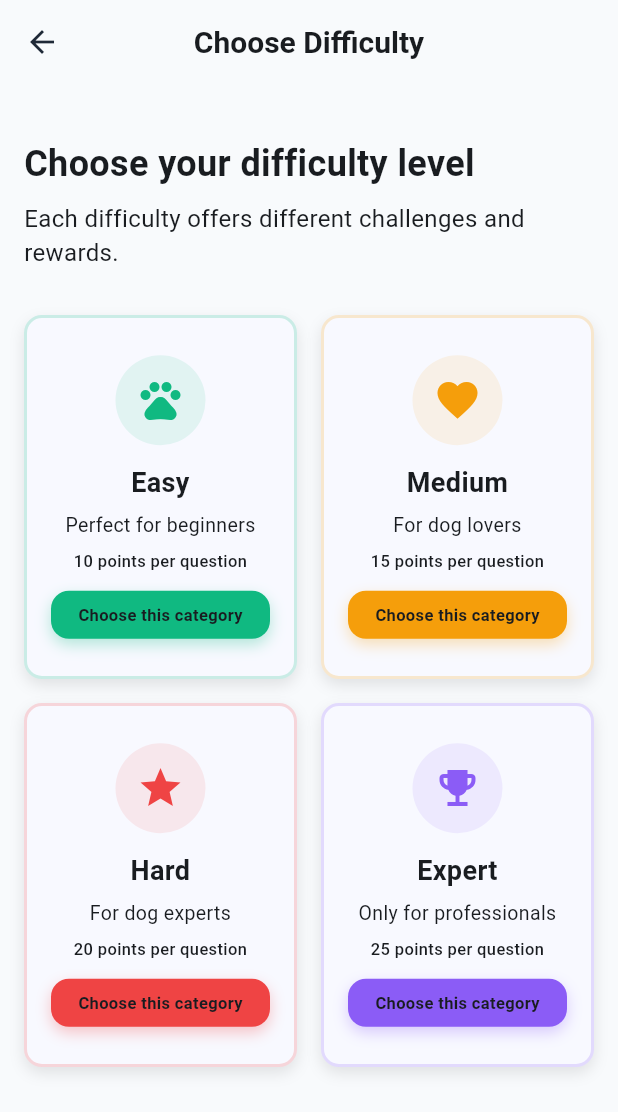
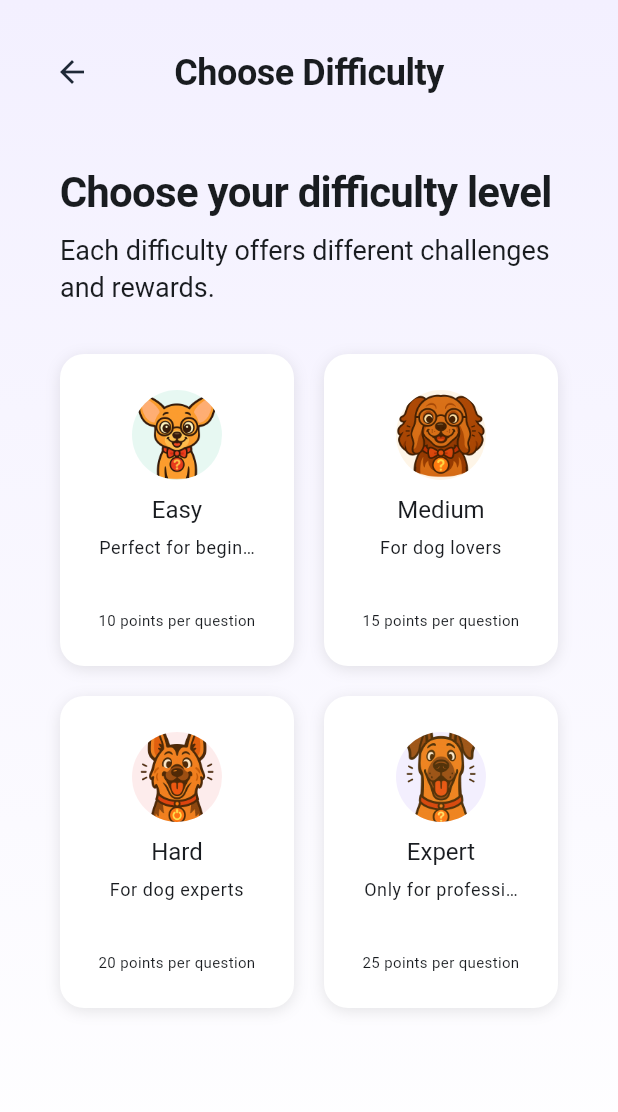
Before and after one commit to BigSlikTobi/Dogdog, a Flutter app: the DifficultySelectionScreen screen opened directly, on a phone screen of 412 x 824 dp. Shown: the top 1112 px of the screen. Run offline on Flutter 3.47's test engine with Material 3 defaults, Android fonts, the phone set to English and light mode, and no system bars; our stand-ins replace audioplayers, shared_preferences; accounts and stored records are empty; Roboto replaces fonts that are missing (System).

Commit message:
feat: Complete redesign of difficulty selection screen with modern UI components

```diff
--- a/dogdog_trivia_game/lib/screens/difficulty_selection_screen.dart
+++ b/dogdog_trivia_game/lib/screens/difficulty_selection_screen.dart
@@ -5,6 +5,9 @@ import '../utils/responsive.dart';
 import '../utils/accessibility.dart';
 import '../services/audio_service.dart';
 import '../l10n/generated/app_localizations.dart';
+import '../design_system/modern_colors.dart';
+import '../design_system/modern_spacing.dart';
+import '../design_system/modern_typography.dart';
 
 /// Screen for selecting game difficulty level
 class DifficultySelectionScreen extends StatelessWidget {
@@ -14,45 +17,31 @@ class DifficultySelectionScreen extends StatelessWidget {
   Widget build(BuildContext context) {
     return AccessibilityTheme(
       child: Scaffold(
-        backgroundColor: const Color(0xFFF8FAFC), // Background Gray
-        appBar: AppBar(
-          backgroundColor: Colors.transparent,
-          elevation: 0,
-          leading: GameElementSemantics(
-            label: AppLocalizations.of(context).accessibility_goBack,
-            hint: 'Tap to return to the main menu',
-            onTap: () => Navigator.of(context).pop(),
-            child: IconButton(
-              icon: const Icon(Icons.arrow_back, color: Color(0xFF1F2937)),
-              onPressed: () => Navigator.of(context).pop(),
+        body: Container(
+          decoration: BoxDecoration(
+            gradient: ModernColors.createLinearGradient(
+              ModernColors.backgroundGradient,
+              begin: Alignment.topCenter,
+              end: Alignment.bottomCenter,
             ),
           ),
-          title: Text(
-            AppLocalizations.of(context).difficultyScreen_title,
-            style: AccessibilityUtils.getAccessibleTextStyle(
-              context,
-              const TextStyle(
-                color: Color(0xFF1F2937),
-                fontSize: 20,
-                fontWeight: FontWeight.w600,
-              ),
-            ),
-          ),
-          centerTitle: true,
-        ),
-        body: SafeArea(
+          child: SafeArea(
+            child: Column(
+              children: [
+                _buildAppBar(context),
+                Expanded(
                   child: ResponsiveContainer(
                     child: Column(
                       crossAxisAlignment: CrossAxisAlignment.start,
                       children: [
-                SizedBox(
-                  height: ResponsiveUtils.getResponsiveSpacing(context, 20),
+                        ModernSpacing.verticalSpaceLG,
+                        _buildHeaderText(context),
+                        ModernSpacing.verticalSpaceXL,
+                        Expanded(child: _buildDifficultyList(context)),
+                      ],
                     ),
-                _buildHeaderText(context),
-                SizedBox(
-                  height: ResponsiveUtils.getResponsiveSpacing(context, 30),
                   ),
-                Expanded(child: _buildDifficultyGrid(context)),
+                ),
               ],
             ),
           ),
@@ -61,212 +50,289 @@ class DifficultySelectionScreen extends StatelessWidget {
     );
   }
 
+  /// Builds the modern app bar
+  Widget _buildAppBar(BuildContext context) {
+    AppLocalizations? l10n;
+    try {
+      l10n = AppLocalizations.of(context);
+    } catch (e) {
+      l10n = null;
+    }
+    return Container(
+      padding: ModernSpacing.screenPaddingInsets.copyWith(bottom: 0),
+      child: Row(
+        children: [
+          GameElementSemantics(
+            label: l10n?.accessibility_goBack ?? 'Go back',
+            hint: 'Tap to return to the main menu',
+            onTap: () => Navigator.of(context).pop(),
+            child: IconButton(
+              icon: Icon(
+                Icons.arrow_back,
+                color: ModernColors.textPrimary,
+                size: 24,
+              ),
+              onPressed: () => Navigator.of(context).pop(),
+            ),
+          ),
+          Expanded(
+            child: Text(
+              l10n?.difficultyScreen_title ?? 'Select Difficulty',
+              style: AccessibilityUtils.getAccessibleTextStyle(
+                context,
+                ModernTypography.headingMedium,
+              ),
+              textAlign: TextAlign.center,
+            ),
+          ),
+          const SizedBox(width: 48), // Balance the back button
+        ],
+      ),
+    );
+  }
+
   /// Builds the header text explaining difficulty selection
   Widget _buildHeaderText(BuildContext context) {
-    final l10n = AppLocalizations.of(context);
-    return Column(
+    AppLocalizations? l10n;
+    try {
+      l10n = AppLocalizations.of(context);
+    } catch (e) {
+      l10n = null;
+    }
+    return Padding(
+      padding: ModernSpacing.paddingHorizontalLG,
+      child: Column(
         crossAxisAlignment: CrossAxisAlignment.start,
         children: [
           Text(
-          l10n.difficultyScreen_headerTitle,
+            l10n?.difficultyScreen_headerTitle ?? 'Choose your difficulty',
             style: AccessibilityUtils.getAccessibleTextStyle(
               context,
-            const TextStyle(
-              fontSize: 24,
-              fontWeight: FontWeight.bold,
-              color: Color(0xFF1F2937),
+              ModernTypography.headingLarge,
+            ),
+          ),
+          ModernSpacing.verticalSpaceSM,
+          Text(
+            l10n?.difficultyScreen_headerSubtitle ??
+                'Select the difficulty level that matches your knowledge',
+            style: AccessibilityUtils.getAccessibleTextStyle(
+              context,
+              ModernTypography.withSecondaryColor(ModernTypography.bodyLarge),
+            ),
+          ),
+        ],
+      ),
+    );
+  }
+
+  /// Builds a 2x2 grid of difficulty cards
+  Widget _buildDifficultyList(BuildContext context) {
+    AppLocalizations? l10n;
+    try {
+      l10n = AppLocalizations.of(context);
+    } catch (e) {
+      l10n = null;
+    }
+
+    final difficulties = [
+      {
+        'difficulty': Difficulty.easy,
+        'breedName': 'Chihuahua',
+        'imagePath': 'assets/images/chihuahua.png',
+        'difficultyKey': 'easy',
+        'description':
+            l10n?.difficulty_easy_description ?? 'Perfect for beginners',
+        'pointsText':
+            l10n?.difficulty_points_per_question(Difficulty.easy.points) ??
+            '${Difficulty.easy.points} points per question',
+      },
+      {
+        'difficulty': Difficulty.medium,
+        'breedName': 'Cocker Spaniel',
+        'imagePath': 'assets/images/cocker.png',
+        'difficultyKey': 'medium',
+        'description':
+            l10n?.difficulty_medium_description ??
+            'For those with some knowledge',
+        'pointsText':
+            l10n?.difficulty_points_per_question(Difficulty.medium.points) ??
+            '${Difficulty.medium.points} points per question',
+      },
+      {
+        'difficulty': Difficulty.hard,
+        'breedName': 'German Shepherd',
+        'imagePath': 'assets/images/schaeferhund.png',
+        'difficultyKey': 'hard',
+        'description':
+            l10n?.difficulty_hard_description ?? 'Challenging questions',
+        'pointsText':
+            l10n?.difficulty_points_per_question(Difficulty.hard.points) ??
+            '${Difficulty.hard.points} points per question',
+      },
+      {
+        'difficulty': Difficulty.expert,
+        'breedName': 'Great Dane',
+        'imagePath': 'assets/images/dogge.png',
+        'difficultyKey': 'expert',
+        'description':
+            l10n?.difficulty_expert_description ?? 'For true dog experts',
+        'pointsText':
+            l10n?.difficulty_points_per_question(Difficulty.expert.points) ??
+            '${Difficulty.expert.points} points per question',
+      },
+    ];
+
+    return Padding(
+      padding: ModernSpacing.paddingHorizontalLG,
+      child: GridView.builder(
+        gridDelegate: const SliverGridDelegateWithFixedCrossAxisCount(
+          crossAxisCount: 2,
+          crossAxisSpacing: 20,
+          mainAxisSpacing: 20,
+          childAspectRatio: 0.75, // Increased height for better content fit
+        ),
+        itemCount: difficulties.length,
+        itemBuilder: (context, index) {
+          final difficultyData = difficulties[index];
+          return _buildModernDifficultyCard(
+            context,
+            difficultyData['difficulty'] as Difficulty,
+            difficultyData['breedName'] as String,
+            difficultyData['imagePath'] as String,
+            difficultyData['difficultyKey'] as String,
+            difficultyData['description'] as String,
+            difficultyData['pointsText'] as String,
+          );
+        },
+      ),
+    );
+  }
+
+  /// Builds a modern difficulty card using DogBreedCard component
+  Widget _buildModernDifficultyCard(
+    BuildContext context,
+    Difficulty difficulty,
+    String breedName,
+    String imagePath,
+    String difficultyKey,
+    String description,
+    String pointsText,
+  ) {
+    final difficultyName = _getLocalizedDifficultyName(context, difficulty);
+
+    return GameElementSemantics(
+      label: AccessibilityUtils.createButtonLabel(
+        'Play $difficultyName difficulty',
+        hint: '$description. $pointsText. Tap to select this difficulty.',
+      ),
+      onTap: () => _onDifficultySelected(context, difficulty),
+      child: InkWell(
+        onTap: () => _onDifficultySelected(context, difficulty),
+        borderRadius: ModernSpacing.borderRadiusLarge,
+        child: Container(
+          padding: ModernSpacing.cardPaddingInsets,
+          decoration: BoxDecoration(
+            color: ModernColors.cardBackground,
+            borderRadius: ModernSpacing.borderRadiusLarge,
+            boxShadow: [
+              BoxShadow(
+                color: Colors.black.withValues(alpha: 0.1),
+                blurRadius: 8,
+                offset: const Offset(0, 2),
+              ),
+            ],
+          ),
+          child: Column(
+            crossAxisAlignment: CrossAxisAlignment.center,
+            children: [
+              // Top section: Dog image (centered)
+              Container(
+                width: 60,
+                height: 60,
+                decoration: BoxDecoration(
+                  borderRadius: BorderRadius.circular(30),
+                  color: ModernColors.getColorForDifficulty(
+                    difficultyKey,
+                  ).withValues(alpha: 0.1),
+                ),
+                child: ClipRRect(
+                  borderRadius: BorderRadius.circular(30),
+                  child: Image.asset(
+                    imagePath,
+                    width: 60,
+                    height: 60,
+                    fit: BoxFit.cover,
+                    errorBuilder: (context, error, stackTrace) {
+                      return Container(
+                        width: 60,
+                        height: 60,
+                        decoration: BoxDecoration(
+                          borderRadius: BorderRadius.circular(30),
+                          color: ModernColors.getColorForDifficulty(
+                            difficultyKey,
+                          ).withValues(alpha: 0.2),
+                        ),
+                        child: Icon(
+                          Icons.pets,
+                          size: 30,
+                          color: ModernColors.getColorForDifficulty(
+                            difficultyKey,
+                          ),
+                        ),
+                      );
+                    },
                   ),
                 ),
               ),
-        const SizedBox(height: 8),
+
+              ModernSpacing.verticalSpaceSM,
+
+              // Difficulty name (centered)
               Text(
-          l10n.difficultyScreen_headerSubtitle,
+                difficultyName,
                 style: AccessibilityUtils.getAccessibleTextStyle(
                   context,
-            const TextStyle(fontSize: 16, color: Color(0xFF6B7280)),
-          ),
-        ),
-      ],
-    );
-  }
-
-  /// Builds the 2x2 grid of difficulty cards
-  Widget _buildDifficultyGrid(BuildContext context) {
-    final l10n = AppLocalizations.of(context);
-    final crossAxisCount =
-        ResponsiveUtils.isLandscape(context) &&
-            !ResponsiveUtils.isMobile(context)
-        ? 4
-        : 2;
-    final spacing = ResponsiveUtils.getResponsiveSpacing(context, 16);
-
-    return GridView.count(
-      crossAxisCount: crossAxisCount,
-      crossAxisSpacing: spacing,
-      mainAxisSpacing: spacing,
-      childAspectRatio: ResponsiveUtils.isLandscape(context) ? 1.0 : 0.75,
-      children: [
-        _buildDifficultyCard(
-          context,
-          Difficulty.easy,
-          Icons.pets,
-          const Color(0xFF10B981), // Success Green
-          l10n.difficulty_easy_description,
-          l10n.difficulty_points_per_question(Difficulty.easy.points),
-        ),
-        _buildDifficultyCard(
-          context,
-          Difficulty.medium,
-          Icons.favorite,
-          const Color(0xFFF59E0B), // Warning Yellow
-          l10n.difficulty_medium_description,
-          l10n.difficulty_points_per_question(Difficulty.medium.points),
-        ),
-        _buildDifficultyCard(
-          context,
-          Difficulty.hard,
-          Icons.star,
-          const Color(0xFFEF4444), // Error Red
-          l10n.difficulty_hard_description,
-          l10n.difficulty_points_per_question(Difficulty.hard.points),
-        ),
-        _buildDifficultyCard(
-          context,
-          Difficulty.expert,
-          Icons.emoji_events,
-          const Color(0xFF8B5CF6), // Secondary Purple
-          l10n.difficulty_expert_description,
-          l10n.difficulty_points_per_question(Difficulty.expert.points),
-        ),
-      ],
-    );
-  }
-
-  /// Builds a single difficulty card
-  Widget _buildDifficultyCard(
-    BuildContext context,
-    Difficulty difficulty,
-    IconData icon,
-    Color color,
-    String description,
-    String pointsText,
-  ) {
-    return GameElementSemantics(
-      label: AccessibilityUtils.createButtonLabel(
-        '${_getLocalizedDifficultyName(context, difficulty)} difficulty',
-        hint: '$description. $pointsText. Tap to select this difficulty.',
-      ),
-      onTap: () => _onDifficultySelected(context, difficulty),
-      child: Container(
-        decoration: AccessibilityUtils.getAccessibleCardDecoration(context)
-            .copyWith(
-              border: Border.all(color: color.withValues(alpha: 0.2), width: 2),
-            ),
-        child: Material(
-          color: Colors.transparent,
-          child: InkWell(
-            borderRadius: BorderRadius.circular(16),
-            onTap: () => _onDifficultySelected(context, difficulty),
-            child: Padding(
-              padding: ResponsiveUtils.getResponsivePadding(
-                context,
-              ).copyWith(top: 12, bottom: 12),
-              child: Column(
-                mainAxisAlignment: MainAxisAlignment.center,
-                children: [
-                  // Icon with colored background
-                  Container(
-                    width: ResponsiveUtils.getResponsiveIconSize(context, 60),
-                    height: ResponsiveUtils.getResponsiveIconSize(context, 60),
-                    decoration: BoxDecoration(
-                      color: color.withValues(alpha: 0.1),
-                      borderRadius: BorderRadius.circular(30),
-                    ),
-                    child: Icon(
-                      icon,
-                      size: ResponsiveUtils.getResponsiveIconSize(context, 32),
-                      color: color,
-                    ),
-                  ),
-                  SizedBox(
-                    height: ResponsiveUtils.getResponsiveSpacing(context, 12),
-                  ),
-
-                  // Difficulty name
-                  Text(
-                    _getLocalizedDifficultyName(context, difficulty),
-                    style: AccessibilityUtils.getAccessibleTextStyle(
-                      context,
-                      TextStyle(
-                        fontSize: 18,
-                        fontWeight: FontWeight.bold,
-                        color: color,
+                  ModernTypography.withColor(
+                    ModernTypography.bodyMedium,
+                    ModernColors.getColorForDifficulty(difficultyKey),
                   ),
                 ),
                 textAlign: TextAlign.center,
-                  ),
-                  SizedBox(
-                    height: ResponsiveUtils.getResponsiveSpacing(context, 6),
+                maxLines: 1,
+                overflow: TextOverflow.ellipsis,
               ),
 
+              ModernSpacing.verticalSpaceXS,
+
               // Description
-                  Text(
+              Expanded(
+                child: Text(
                   description,
                   style: AccessibilityUtils.getAccessibleTextStyle(
                     context,
-                      const TextStyle(fontSize: 13, color: Color(0xFF6B7280)),
+                    ModernTypography.caption,
                   ),
                   textAlign: TextAlign.center,
+                  maxLines: 1,
+                  overflow: TextOverflow.ellipsis,
                 ),
-                  SizedBox(
-                    height: ResponsiveUtils.getResponsiveSpacing(context, 6),
               ),
 
-                  // Points text
+              // Points
               Text(
                 pointsText,
                 style: AccessibilityUtils.getAccessibleTextStyle(
                   context,
-                      const TextStyle(
-                        fontSize: 11,
-                        fontWeight: FontWeight.w500,
-                        color: Color(0xFF1F2937),
+                  ModernTypography.withColor(
+                    TextStyle(fontSize: 10, fontWeight: FontWeight.w400),
+                    ModernColors.textSecondary,
                   ),
                 ),
                 textAlign: TextAlign.center,
-                  ),
-                  SizedBox(
-                    height: ResponsiveUtils.getResponsiveSpacing(context, 12),
-                  ),
-
-                  // Selection button
-                  Container(
-                    width: double.infinity,
-                    height: 32,
-                    decoration:
-                        AccessibilityUtils.getAccessibleButtonDecoration(
-                          context,
-                          backgroundColor: color,
-                        ),
-                    child: Center(
-                      child: Text(
-                        AppLocalizations.of(
-                          context,
-                        ).difficultyScreen_selectButton,
-                        style: AccessibilityUtils.getAccessibleTextStyle(
-                          context,
-                          const TextStyle(
-                            fontSize: 11,
-                            fontWeight: FontWeight.w600,
-                            color: Colors.white,
-                          ),
-                        ),
-                      ),
-                    ),
+                maxLines: 1,
+                overflow: TextOverflow.ellipsis,
               ),
             ],
-              ),
-            ),
           ),
         ),
       ),
@@ -278,16 +344,21 @@ class DifficultySelectionScreen extends StatelessWidget {
     BuildContext context,
     Difficulty difficulty,
   ) {
-    final l10n = AppLocalizations.of(context);
+    AppLocalizations? l10n;
+    try {
+      l10n = AppLocalizations.of(context);
+    } catch (e) {
+      l10n = null;
+    }
     switch (difficulty) {
       case Difficulty.easy:
-        return l10n.difficulty_easy;
+        return l10n?.difficulty_easy ?? 'Easy';
       case Difficulty.medium:
-        return l10n.difficulty_medium;
+        return l10n?.difficulty_medium ?? 'Medium';
       case Difficulty.hard:
-        return l10n.difficulty_hard;
+        return l10n?.difficulty_hard ?? 'Hard';
       case Difficulty.expert:
-        return l10n.difficulty_expert;
+        return l10n?.difficulty_expert ?? 'Expert';
     }
   }
 
```
Also changed, not shown: 1 other file. Lines whose indentation alone changed are shown as unchanged.
